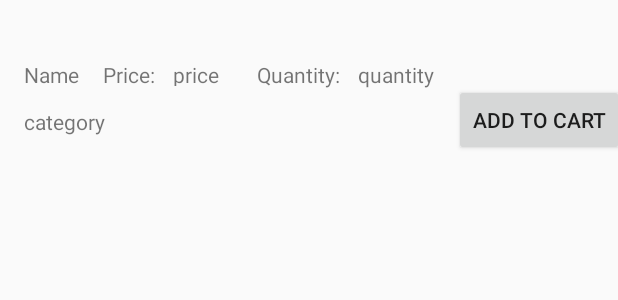
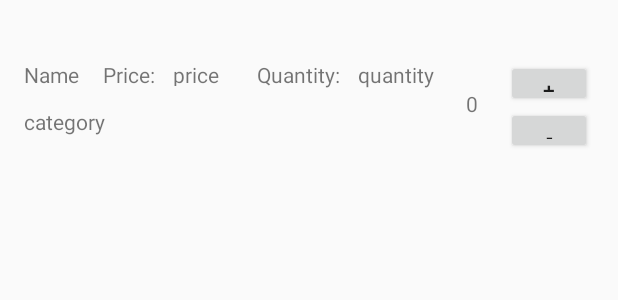
Before and after one commit to ahmedshakshak/e-commerce, an Android app: the layout product_listview.xml on its own in the app's theme, with its tools: preview values and no code run, on a phone screen of 412 x 824 dp. Shown: the top 300 px of the screen. Run offline under Robolectric (Android 15) with nearby library versions, the phone set to English and light mode, and no system bars; network calls fail.

Commit message:
added the cart

```diff
--- a/e-commerce android/app/src/main/AndroidManifest.xml
+++ b/e-commerce android/app/src/main/AndroidManifest.xml
@@ -17,6 +17,8 @@
         <activity android:name=".ProductActivity"></activity>
         <activity android:name=".UpdatePasswordActivity"></activity>
         <activity android:name=".ResetPasswordActivity"></activity>
+        <activity android:name=".CartActivity"></activity>
+
         <activity android:name=".MainActivity" >
             <intent-filter>
                 <action android:name="android.intent.action.MAIN" />
--- a/e-commerce android/app/src/main/res/layout/product_listview.xml
+++ b/e-commerce android/app/src/main/res/layout/product_listview.xml
@@ -69,13 +69,34 @@
 
     <Button
         android:id="@+id/button_add_to_cart"
+        android:layout_width="57dp"
+        android:layout_height="31dp"
+        android:layout_marginStart="48dp"
+        android:layout_marginLeft="48dp"
+        android:layout_marginTop="40dp"
+        android:text="+"
+        app:layout_constraintStart_toEndOf="@+id/textView_quantity"
+        app:layout_constraintTop_toTopOf="parent" />
+
+    <Button
+        android:id="@+id/button_remove_from_cart"
+        android:layout_width="57dp"
+        android:layout_height="31dp"
+        android:text="-"
+        app:layout_constraintStart_toStartOf="@+id/button_add_to_cart"
+        app:layout_constraintTop_toBottomOf="@+id/button_add_to_cart" />
+
+    <TextView
+        android:id="@+id/textView_current_quantity"
         android:layout_width="wrap_content"
         android:layout_height="wrap_content"
-        android:layout_marginStart="232dp"
-        android:layout_marginLeft="232dp"
-        android:layout_marginTop="56dp"
-        android:text="Add to Cart"
+        android:layout_marginStart="240dp"
+        android:layout_marginLeft="240dp"
+        android:layout_marginTop="16dp"
+        android:text="0"
+        app:layout_constraintBottom_toBottomOf="@+id/button_remove_from_cart"
         app:layout_constraintStart_toEndOf="@+id/textView_category_name"
-        app:layout_constraintTop_toTopOf="parent" />
+        app:layout_constraintTop_toTopOf="@+id/button_add_to_cart"
+        app:layout_constraintVertical_bias="0.111" />
 
 </androidx.constraintlayout.widget.ConstraintLayout>
```
Also changed, not shown: e-commerce android/app/src/main/java/com/example/e_commerce/Cart.java (added, +117 -0 lines), e-commerce android/app/src/main/java/com/example/e_commerce/CartActivity.java (added, +85 -0 lines), e-commerce android/app/src/main/java/com/example/e_commerce/ProductActivity.java (+11 -0 lines), e-commerce android/app/src/main/java/com/example/e_commerce/ProductAdapter.java (+34 -7 lines), e-commerce android/app/src/main/res/layout/list_view_order.xml (added, +46 -0 lines), e-commerce android/app/src/main/res/layout/listview.xml (+12 -0 lines), 1 other file.
